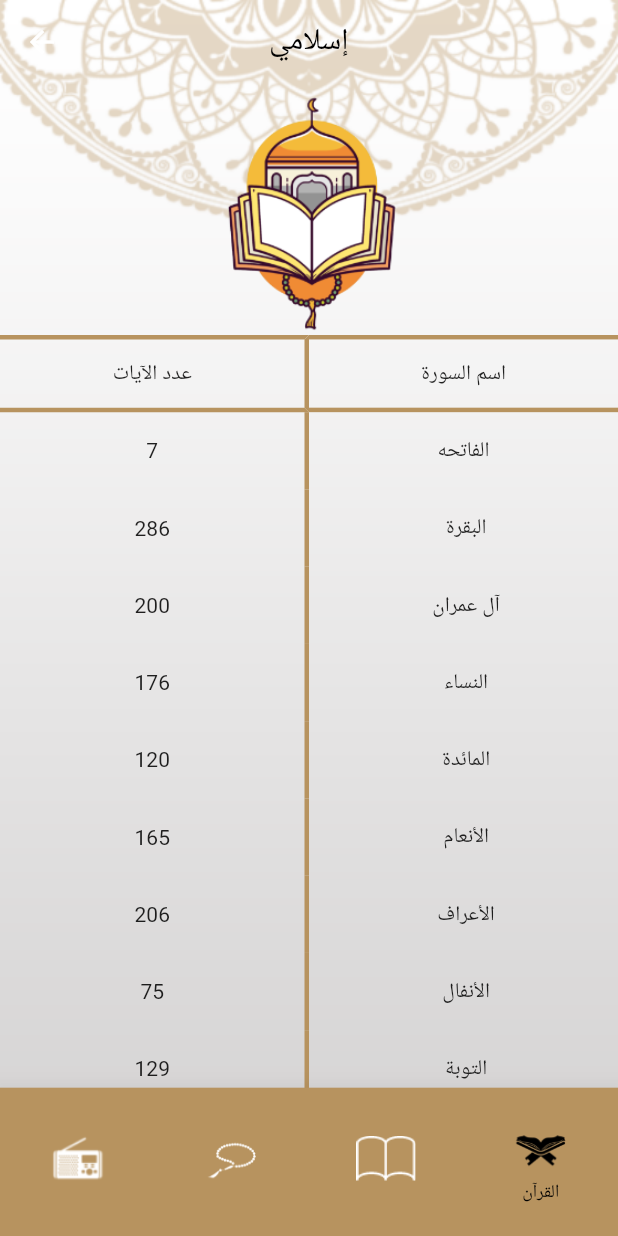
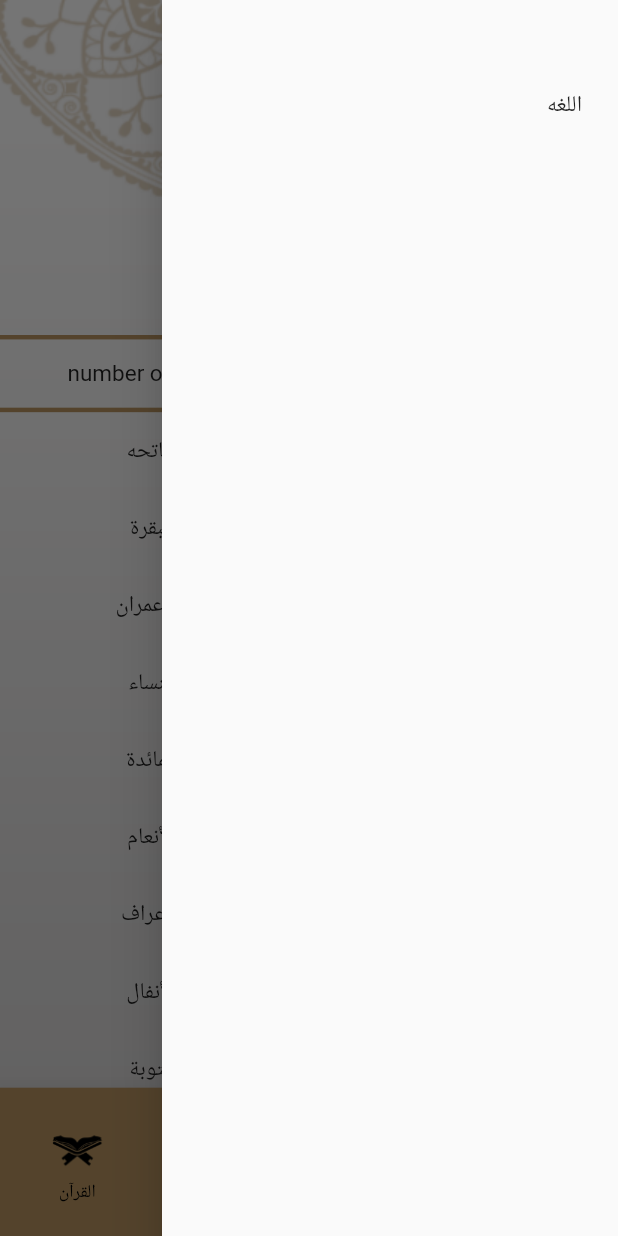
Before and after one commit to mohammedysamir/islami_app, a Flutter app: the screen it shows after launch, with the side drawer open (before the commit the screen has no drawer), on a phone screen of 412 x 824 dp. Run offline on Flutter 3.47's test engine with Material 2 defaults, Android fonts, the phone set to English and light mode, and no system bars; generated files the repository leaves out were written again.

Commit message:
App update with the langauge featur.

```diff
--- /dev/null
+++ b/l10n.yaml
@@ -0,0 +1,3 @@
+arb-dir: lib/l10n
+template-arb-file: app_en.arb
+output-localization-file: app_localizations.dart
--- /dev/null
+++ b/lib/AppConfig.dart
@@ -0,0 +1,13 @@
+import 'package:flutter/material.dart';
+class AppConfigProvider extends ChangeNotifier{
+  String currentLnaguage= "ar";
+  void changeLanguage(String language){
+    if(currentLnaguage==language)
+      return;
+    else{
+  currentLnaguage=language;
+  notifyListeners();
+    }
+  }
+
+}
--- a/lib/BottomNavBar.dart
+++ b/lib/BottomNavBar.dart
@@ -3,7 +3,7 @@ import 'package:islami/Hadeth/HadethScreen.dart';
 import 'package:islami/quran/quran_screen.dart';
 import 'package:islami/radio.dart';
 import 'package:islami/tasbe7.dart';
-
+import 'package:flutter_gen/gen_l10n/app_localizations.dart';
 class BottomNavBar extends StatefulWidget {
   static late int currentIndex;
 
@@ -42,25 +42,25 @@ class _BottomNavBarState extends State<BottomNavBar> {
                 AssetImage("assets/images/radio.png"),
                 color: currentIndex == 0 ? Colors.black : Colors.white,
               ),
-              label: "راديو"),
+              label:AppLocalizations.of(context)!.radio ),
           BottomNavigationBarItem(
               icon: ImageIcon(
                 AssetImage("assets/images/sebha.png"),
                 color: currentIndex == 1 ? Colors.black : Colors.white,
               ),
-              label: "التسبيح"),
+              label: AppLocalizations.of(context)!.eltasbeh),
           BottomNavigationBarItem(
               icon: ImageIcon(
                 AssetImage("assets/images/quran-quran-svgrepo-com.png"),
                 color: currentIndex == 2 ? Colors.black : Colors.white,
               ),
-              label: "الاحاديث"),
+              label: AppLocalizations.of(context)!.alahadis),
           BottomNavigationBarItem(
               icon: ImageIcon(
                 AssetImage("assets/images/quran.png"),
                 color: currentIndex == 3 ? Colors.black : Colors.white,
               ),
-              label: "القرآن"),
+              label: AppLocalizations.of(context)!.alquran),
         ],
       ),
     );
--- /dev/null
+++ b/lib/main.dart
@@ -0,0 +1,4 @@
+import 'package:flutter/cupertino.dart';
+import 'package:islami/splash.dart';
+
+void main() => runApp(SplashWidget());
--- a/lib/quran/quran_screen.dart
+++ b/lib/quran/quran_screen.dart
@@ -2,6 +2,8 @@ import 'package:flutter/cupertino.dart';
 import 'package:flutter/material.dart';
 import 'package:islami/quran/sura_list.dart';
 import 'package:islami/BottomNavBar.dart';
+
+import '../sidemenu.dart';
 
 class QuranScreen extends StatefulWidget {
   static const routeName = "quran_list";
@@ -9,7 +11,6 @@ class QuranScreen extends StatefulWidget {
   @override
   QuranScreenState createState() => QuranScreenState();
 }
-
 class QuranScreenState extends State<QuranScreen> {
   @override
   Widget build(BuildContext context) {
@@ -20,6 +21,7 @@ class QuranScreenState extends State<QuranScreen> {
       ),
       child: Scaffold(
         backgroundColor: Colors.transparent,
+         drawer: SideMenu(),
         appBar: AppBar(
           title: const Text("إسلامي", style: TextStyle(color: Colors.black)),
           backgroundColor: Colors.transparent,
--- a/lib/quran/sura_link.dart
+++ b/lib/quran/sura_link.dart
@@ -1,11 +1,6 @@
-
-
-
-
 import 'package:flutter/cupertino.dart';
 import 'package:islami/sura_content_arguments.dart';
 import 'package:islami/sura_content.dart';
-
 class SuraLink extends StatelessWidget {
   const SuraLink ({Key? key, required this.suraNumber, required this.text, this.decoration, this.suraName}) : super(key: key);
 
--- a/lib/quran/sura_list.dart
+++ b/lib/quran/sura_list.dart
@@ -1,13 +1,10 @@
-
-
-
 
 import 'package:flutter/cupertino.dart';
 import 'package:flutter/material.dart';
 import 'package:flutter/services.dart';
 import 'package:islami/quran/sura_link.dart';
 import 'package:islami/utility/get_file_data.dart';
-
+import 'package:flutter_gen/gen_l10n/app_localizations.dart';
 class SuraList extends StatefulWidget {
   const SuraList({Key? key}) : super(key: key);
 
@@ -37,7 +34,7 @@ class _SuraListState extends State<SuraList> {
               right: SuraList.borderSide,
             )
         ),
-        child: Text("عدد الآيات"),
+        child: Text('surah name'),
       ),
       Container(
         alignment: Alignment.center,
@@ -47,7 +44,7 @@ class _SuraListState extends State<SuraList> {
             bottom: SuraList.borderSide,
           )
         ),
-        child: Text("اسم السورة")
+        child: Text('number of verses')
       )
     ];
 
--- /dev/null
+++ b/lib/sidemenu.dart
@@ -0,0 +1,75 @@
+import 'package:flutter/material.dart';
+import 'package:flutter_gen/gen_l10n/app_localizations.dart';
+import 'package:islami/AppConfig.dart';
+import 'package:provider/provider.dart';
+import 'package:islami/splash.dart';
+class SideMenu extends StatefulWidget {
+  @override
+  _SideMenuState createState() => _SideMenuState();
+}
+class _SideMenuState extends State<SideMenu> {
+  late AppConfigProvider provider;
+  @override
+  Widget build(BuildContext context) {
+    provider =Provider.of<AppConfigProvider>(context);
+    return Drawer(
+      child: Container(
+        padding: EdgeInsets.symmetric(vertical: 48,horizontal: 24),
+        child: Column(
+          crossAxisAlignment: CrossAxisAlignment.start,
+          children: [
+            InkWell(
+              onTap: (){
+                Changelanguage();
+              },
+              child: Container(
+                padding:EdgeInsets.symmetric(vertical: 12),
+                child: Text(
+                  AppLocalizations.of(context)!.language),
+              ),
+            )
+          ],
+        ),
+      ),
+    );
+  }
+
+  void Changelanguage(){
+    Navigator.pop(context);
+    showModalBottomSheet(context: context, builder: (buildcontext){
+      return Container(
+        child: Column(
+          crossAxisAlignment: CrossAxisAlignment.stretch,
+          children:[
+            InkWell(
+              onTap: (){
+                provider.changeLanguage("en");
+                },
+              child: Container(
+                padding:EdgeInsets.symmetric(vertical: 12),
+                child: Text(
+                  'English',
+                  textAlign: TextAlign.center
+                ),
+              ),
+            ),
+            InkWell(
+              onTap: (){
+                provider.changeLanguage("ar");
+                },
+              child: Container(
+                padding:EdgeInsets.symmetric(vertical: 12),
+                child: Text(
+                  'العربيه',
+                  textAlign: TextAlign.center,
+                ),
+              ),
+            ),
+
+
+          ]
+        ),
+      );
+    });
+  }
+}
--- a/lib/splash.dart
+++ b/lib/splash.dart
@@ -1,21 +1,35 @@
 import 'dart:async';
-
 import 'package:flutter/material.dart';
+import 'package:flutter_localizations/flutter_localizations.dart';
+import 'package:islami/AppConfig.dart';
 import 'package:islami/Hadeth/HadethScreen.dart';
 import 'package:islami/quran/quran_screen.dart';
 import 'package:islami/radio.dart';
+import 'package:islami/sidemenu.dart';
 import 'package:islami/sura_content.dart';
 import 'package:islami/tasbe7.dart';
-
-void main() => runApp(SplashWidget());
+import 'package:flutter_gen/gen_l10n/app_localizations.dart';
+import 'package:provider/provider.dart';
+//void main() => runApp(SplashWidget());
 
 class SplashWidget extends StatelessWidget {
 
   const SplashWidget({Key? key}) : super(key: key);
-
   @override
   Widget build(BuildContext context) {
-    return MaterialApp(
+    return ChangeNotifierProvider(
+     create: (buildcontext)=>AppConfigProvider(),
+     builder: (buildcontext,widget){
+       final provider= Provider.of<AppConfigProvider>(buildcontext);
+       return MaterialApp(
+      localizationsDelegates: [
+    AppLocalizations.delegate, // Add this line
+    GlobalMaterialLocalizations.delegate,
+    GlobalWidgetsLocalizations.delegate,
+    GlobalCupertinoLocalizations.delegate,
+  ],
+  supportedLocales: AppLocalizations.supportedLocales,
+  locale: Locale.fromSubtags(languageCode: provider.currentLnaguage ),
       initialRoute: 'Splash',
       onGenerateRoute: (RouteSettings settings) {
         var routes = <String, WidgetBuilder>{
@@ -37,6 +51,9 @@ class SplashWidget extends StatelessWidget {
       ),
       home: Splash(),
     );
+     }
+    );
+
   }
 }
 
@@ -61,6 +78,7 @@ class _SplashState extends State<Splash> {
 
   Widget build(BuildContext context) {
     return Scaffold(
+      drawer: SideMenu(),
         body: Stack(
           children: [
             Container(
--- a/lib/tasbe7.dart
+++ b/lib/tasbe7.dart
@@ -1,7 +1,8 @@
 import 'package:flutter/material.dart';
+import 'package:islami/sidemenu.dart';
 import 'background.dart';
 import 'package:islami/BottomNavBar.dart';
-
+import 'package:flutter_gen/gen_l10n/app_localizations.dart';
 class Tasbe7 extends StatefulWidget {
   static String routeName = 'tasbe7';
 
@@ -80,7 +81,7 @@ class _Tasbe7State extends State<Tasbe7> with TickerProviderStateMixin {
                     ),
                     SizedBox(height: 40),
                     Text(
-                      'عدد التسبيحات',
+                      AppLocalizations.of(context)!.numberoftasbeh,
                       // ignore: prefer_const_constructors
                       style: textstyle,
                     ),
```
Also changed, not shown: lib/l10n/app_ar.arb (added, +16 -0 lines), lib/l10n/app_en.arb (added, +18 -0 lines), lib/radio.dart (+5 -3 lines), pubspec.yaml (+7 -0 lines), pubspec.lock.
